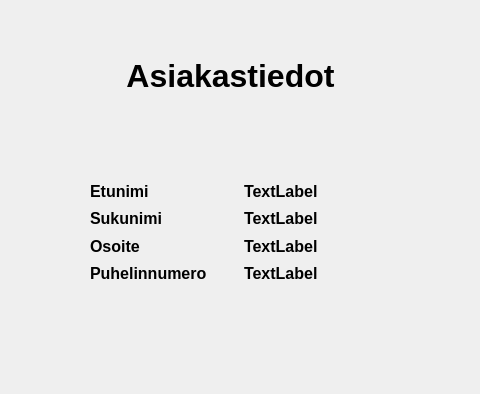
The window that bank-automat/asiakastiedotwindow.ui (Kealerator/bank_atm_group3) describes before a commit, drawn with Qt 5; both pictures show x 160 to 640 and y 0 to 394 of the 800 by 500 pixel window.
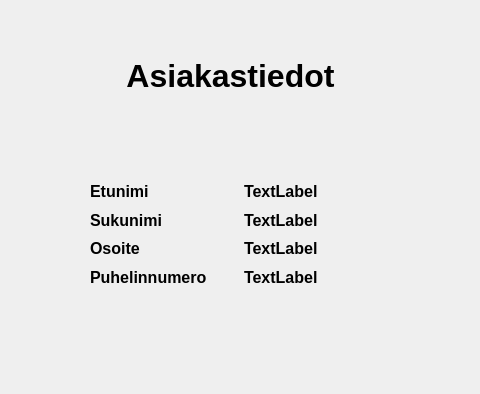
The same window after the commit.

Diff of the .ui file:
```diff
--- a/bank-automat/asiakastiedotwindow.ui
+++ b/bank-automat/asiakastiedotwindow.ui
@@ -10,6 +10,24 @@
     <height>500</height>
    </rect>
   </property>
+  <property name="sizePolicy">
+   <sizepolicy hsizetype="Fixed" vsizetype="Fixed">
+    <horstretch>0</horstretch>
+    <verstretch>0</verstretch>
+   </sizepolicy>
+  </property>
+  <property name="minimumSize">
+   <size>
+    <width>800</width>
+    <height>500</height>
+   </size>
+  </property>
+  <property name="maximumSize">
+   <size>
+    <width>800</width>
+    <height>500</height>
+   </size>
+  </property>
   <property name="windowTitle">
    <string>Asiakastiedot</string>
   </property>
@@ -48,13 +66,13 @@
     <set>Qt::AlignmentFlag::AlignCenter</set>
    </property>
   </widget>
-  <widget class="QWidget" name="">
+  <widget class="QWidget" name="layoutWidget">
    <property name="geometry">
     <rect>
      <x>250</x>
      <y>180</y>
      <width>301</width>
-     <height>104</height>
+     <height>108</height>
     </rect>
    </property>
    <layout class="QGridLayout" name="gridLayout">
```
